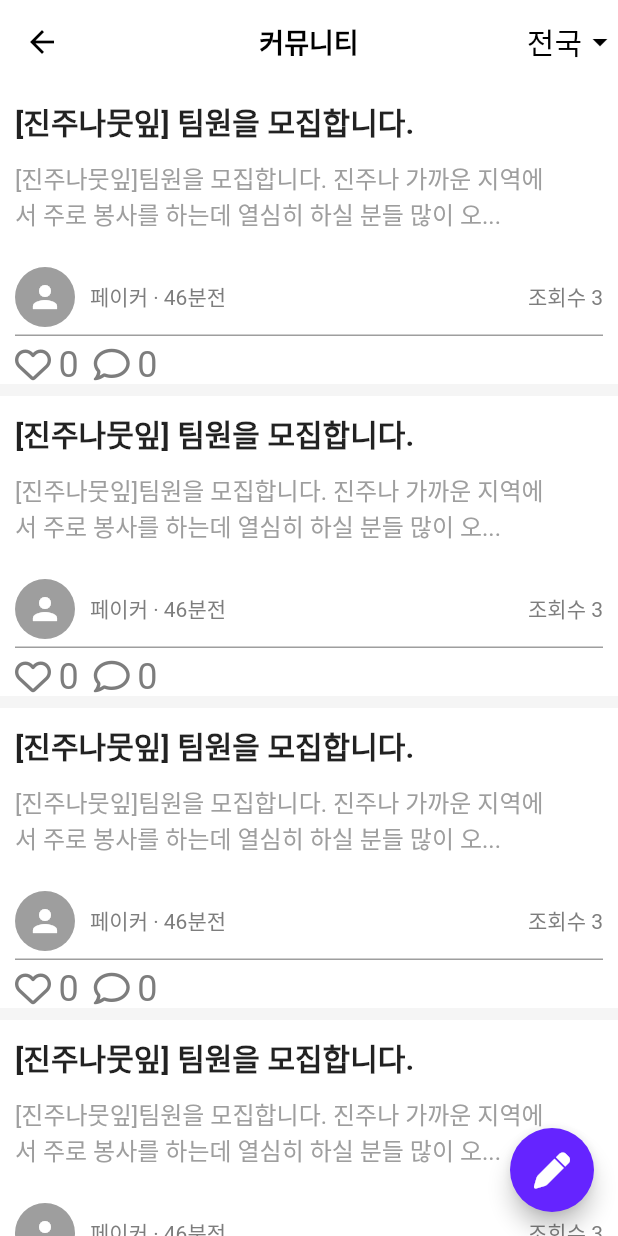
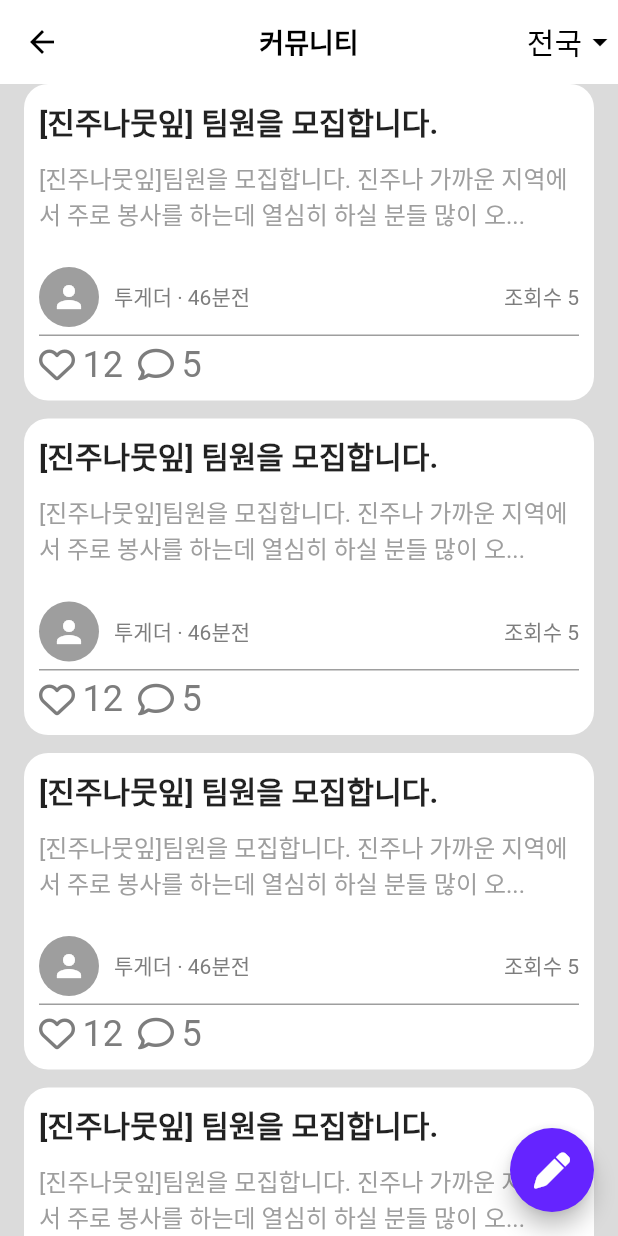
Before and after one commit to 2023-Together/Together_Dev_Flutter, a Flutter app: the ClubScreen screen opened directly, on a phone screen of 412 x 824 dp. Run offline on Flutter 3.47's test engine with Material 2 defaults, Android fonts, the phone set to English and light mode, and no system bars; our stand-ins replace flutter_secure_storage, font_awesome_flutter, get, table_calendar; accounts and stored records are empty; network calls fail.

Commit message:
REFACTOR, STYLE: 게시글 페이지 디자인 및 코드 리팩토링
게시글 페이지 디자인 수정 및 게시글 인스턴스 코드 함수로 리팩토링하여 재사용성 향상.

```diff
--- a/lib/features/club/club_screen.dart
+++ b/lib/features/club/club_screen.dart
@@ -37,28 +37,35 @@ class _ClubScreenState extends State<ClubScreen> {
     );
   }
 
-  Widget _bodyWidget() {
-    return ListView.separated(
-      itemCount: 10, //게시글 개수
-      itemBuilder: (context, index) {
-        return SizedBox(
-          height: 200,
-          child: Padding(
+  Widget _postWidget({
+    required String title,
+    required String content,
+    required String writer,
+    required DateTime writeTime,
+    required int viewCount,
+    required int likeCount,
+    required int commentCount,
+  }) {
+    return Container(
       padding: const EdgeInsets.symmetric(horizontal: 10, vertical: 10),
+      decoration: BoxDecoration(
+        color: Colors.white,
+        borderRadius: BorderRadius.circular(16),
+      ),
       child: Column(
         crossAxisAlignment: CrossAxisAlignment.start,
         children: [
-                const Text(
-                  "[진주나뭇잎] 팀원을 모집합니다.",
-                  style: TextStyle(
+          Text(
+            title,
+            style: const TextStyle(
               fontSize: 20,
               fontWeight: FontWeight.bold,
             ),
           ),
           const SizedBox(height: 10),
-                const Text(
-                  "[진주나뭇잎]팀원을 모집합니다. 진주나 가까운 지역에\n서 주로 봉사를 하는데 열심히 하실 분들 많이 오...",
-                  style: TextStyle(
+          Text(
+            content,
+            style: const TextStyle(
               color: Colors.grey,
               fontSize: 16,
             ),
@@ -74,19 +81,19 @@ class _ClubScreenState extends State<ClubScreen> {
                 ),
               ),
               const SizedBox(width: 10),
-                    const Text(
-                      "페이커 · 46분전",
-                      style: TextStyle(
+              Text(
+                "$writer · 46분전",
+                style: const TextStyle(
                   color: Color(0xFF7D7D7D),
                 ),
               ),
               Expanded(
                 child: Row(
                   mainAxisAlignment: MainAxisAlignment.end,
-                        children: const [
+                  children: [
                     Text(
-                            "조회수 3",
-                            style: TextStyle(
+                      "조회수 $viewCount",
+                      style: const TextStyle(
                         color: Color(0xFF7D7D7D),
                       ),
                     ),
@@ -109,22 +116,38 @@ class _ClubScreenState extends State<ClubScreen> {
           const SizedBox(height: 5),
           Row(
             children: [
-                    _social(FontAwesomeIcons.heart, 0),
+              _social(FontAwesomeIcons.heart, likeCount),
               const SizedBox(width: 10),
-                    _social(FontAwesomeIcons.comment, 0),
+              _social(FontAwesomeIcons.comment, commentCount),
             ],
           ),
         ],
       ),
-          ),
+    );
+  }
+
+  Widget _bodyWidget() {
+    return Container(
+      color: const Color(0xFFDBDBDB),
+      padding: const EdgeInsets.symmetric(horizontal: 16),
+      child: ListView.separated(
+        itemCount: 5, //게시글 개수
+        itemBuilder: (context, index) {
+          return _postWidget(
+            title: "[진주나뭇잎] 팀원을 모집합니다.",
+            content:
+                "[진주나뭇잎]팀원을 모집합니다. 진주나 가까운 지역에\n서 주로 봉사를 하는데 열심히 하실 분들 많이 오...",
+            writer: "투게더",
+            writeTime: DateTime.now(),
+            viewCount: 5,
+            likeCount: 12,
+            commentCount: 5,
           );
         },
         separatorBuilder: (context, index) {
-        return Container(
-          color: Colors.grey.withOpacity(0.1),
-          height: 8,
-        );
+          return const SizedBox(height: 12);
         },
+      ),
     );
   }
 
```
Lines whose indentation alone changed are shown as unchanged.
